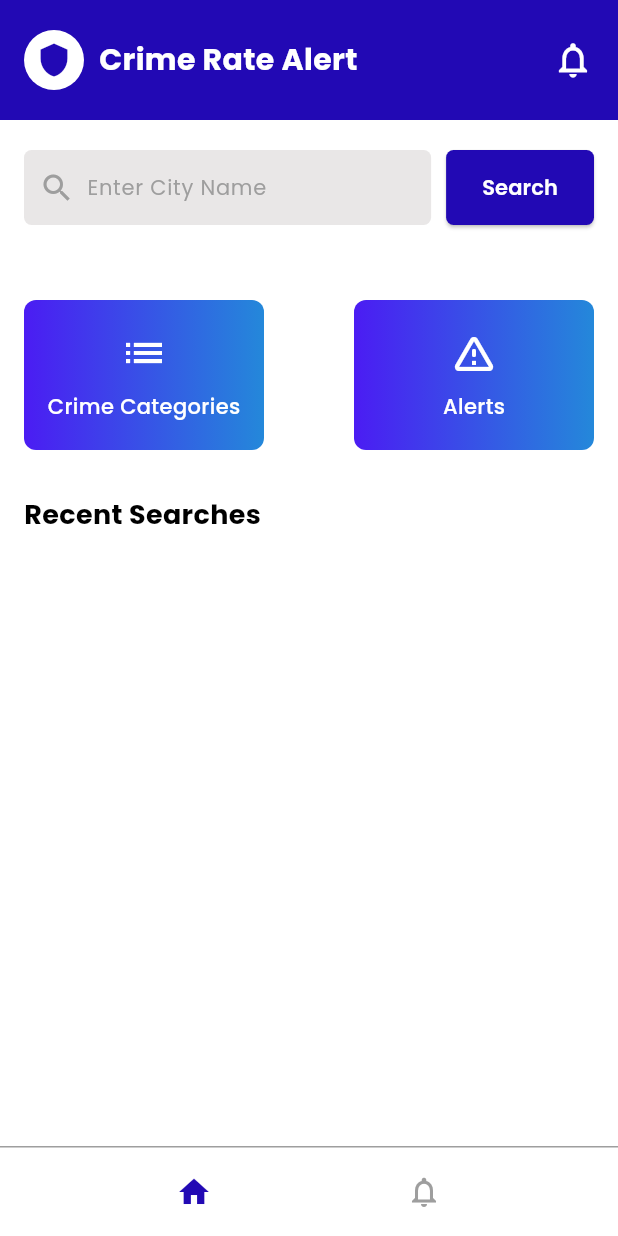
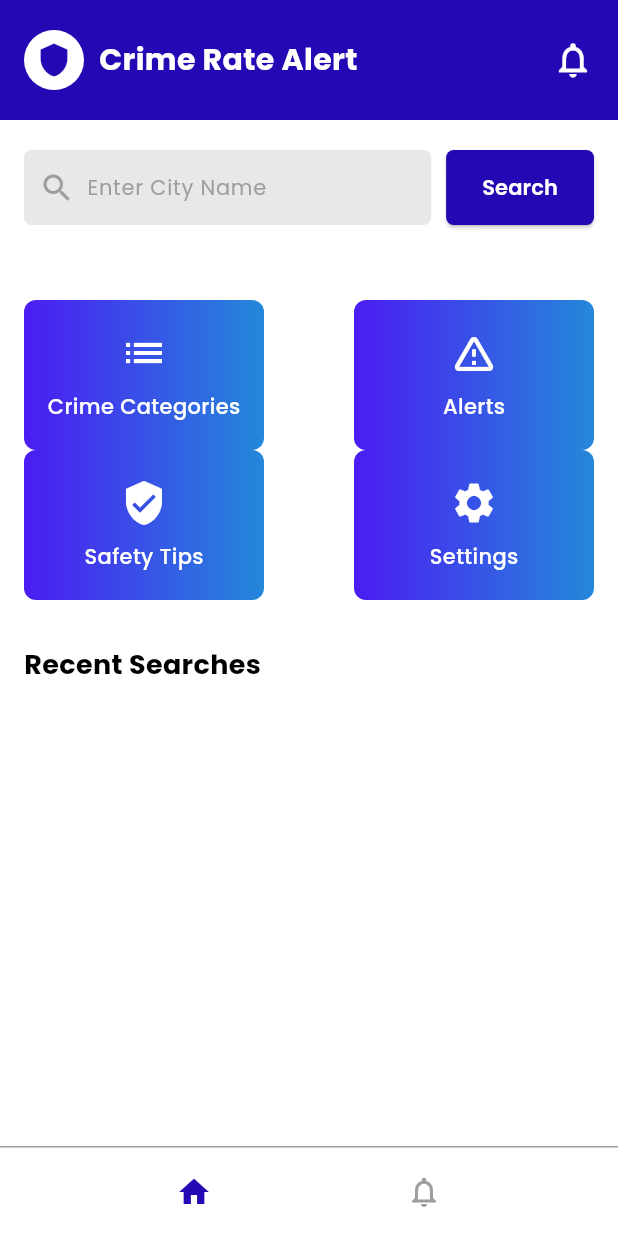
Before and after one commit to Amansarfraz/crime_app, a Flutter app: the HomeScreen screen opened by its route, after a tap on "Search", on a phone screen of 412 x 824 dp. Run offline on Flutter 3.47's test engine with Material 3 defaults, Android fonts, the phone set to English and light mode, and no system bars; our stand-ins replace google_fonts.

Commit message:
first commit

```diff
--- a/lib/screens/home_screen.dart
+++ b/lib/screens/home_screen.dart
@@ -1,9 +1,11 @@
 import 'dart:convert';
 import 'package:crime_app/screens/crime_categories_screen.dart';
+import 'package:crime_app/screens/crime_alerts_screen.dart';
+//import 'package:crime_app/screens/safety_tips_screen.dart';
+//import 'package:crime_app/screens/settings_screen.dart';
 import 'package:flutter/material.dart';
 import 'package:http/http.dart' as http;
 import 'package:google_fonts/google_fonts.dart';
-import 'crime_alerts_screen.dart';
 
 class HomeScreen extends StatefulWidget {
   const HomeScreen({super.key});
@@ -208,16 +210,16 @@ class _HomeScreenState extends State<HomeScreen> {
                         onPressed: () async {
                           await fetchCrimeRate(_controller.text);
                           if (_crimeLevel != null) {
-                            Navigator.push(
-                              context,
-                              MaterialPageRoute(
-                                builder: (context) => CrimeAlertsScreen(
-                                  city: _controller.text,
-                                  crimeLevel: _crimeLevel!,
-                                  recentSearches: recentSearches,
-                                ),
-                              ),
-                            );
+                            // Navigator.push(
+                            //   context,
+                            //   MaterialPageRoute(
+                            //     builder: (context) => CrimeAlertsScreen(
+                            //       city: _controller.text,
+                            //       crimeLevel: _crimeLevel!,
+                            //       recentSearches: recentSearches,
+                            //     ),
+                            //   ),
+                            // );
                           }
                         },
                         style: ElevatedButton.styleFrom(
@@ -290,7 +292,7 @@ class _HomeScreenState extends State<HomeScreen> {
 
               const SizedBox(height: 20),
 
-              // ⚡ Quick Access
+              // ⚡ Quick Access Row 1
               Padding(
                 padding: const EdgeInsets.symmetric(horizontal: 16),
                 child: Row(
@@ -326,6 +328,34 @@ class _HomeScreenState extends State<HomeScreen> {
                         "Alerts",
                         Icons.warning_amber_rounded,
                       ),
+                    ),
+                  ],
+                ),
+              ),
+              Padding(
+                padding: const EdgeInsets.symmetric(horizontal: 16),
+                child: Row(
+                  mainAxisAlignment: MainAxisAlignment.spaceBetween,
+                  children: [
+                    GestureDetector(
+                      onTap: () {
+                        // 👉 Navigate to Safety Tips Screen
+                        // Navigator.push(
+                        //   context,
+                        //   MaterialPageRoute(builder: (context) => const SafetyTipsScreen()),
+                        // );
+                      },
+                      child: buildQuickBox("Safety Tips", Icons.verified_user),
+                    ),
+                    GestureDetector(
+                      onTap: () {
+                        // 👉 Navigate to Settings Screen
+                        // Navigator.push(
+                        //   context,
+                        //   MaterialPageRoute(builder: (context) => const SettingsScreen()),
+                        // );
+                      },
+                      child: buildQuickBox("Settings", Icons.settings),
                     ),
                   ],
                 ),
```
